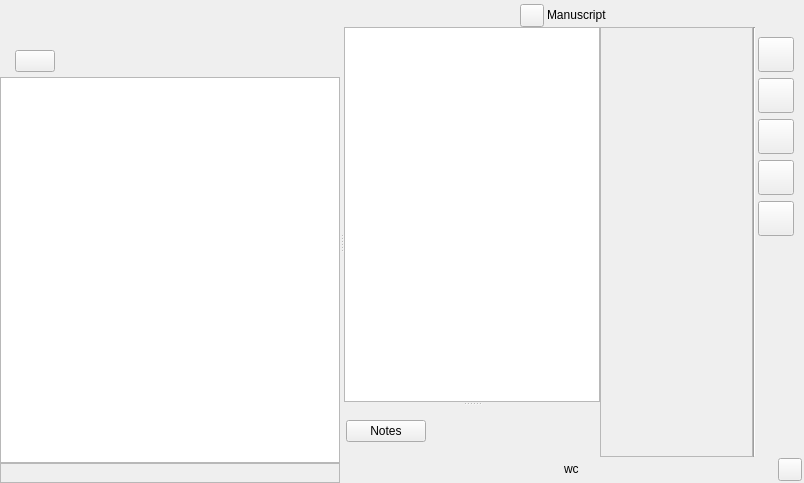
Above: ui/manuscript_view.ui from zkovari/plotlyst before the change. Below: the same form after it.
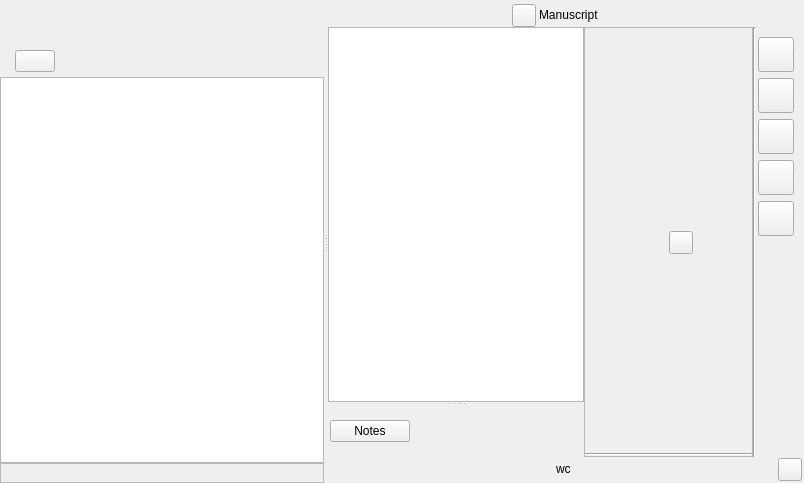
That is the form after the change. The open tabs and pages were chosen to show the change. Custom widgets are drawn as their Qt base class.

Commit message: Edit target word count

Diff of the .ui file:
```diff
--- a/ui/manuscript_view.ui
+++ b/ui/manuscript_view.ui
@@ -392,19 +392,19 @@
             </property>
             <layout class="QVBoxLayout" name="verticalLayout_3">
              <property name="spacing">
-              <number>3</number>
+              <number>0</number>
              </property>
              <property name="leftMargin">
-              <number>2</number>
+              <number>0</number>
              </property>
              <property name="topMargin">
-              <number>2</number>
+              <number>0</number>
              </property>
              <property name="rightMargin">
-              <number>9</number>
+              <number>0</number>
              </property>
              <property name="bottomMargin">
-              <number>2</number>
+              <number>0</number>
              </property>
              <item>
               <widget class="QStackedWidget" name="stackSide">
@@ -443,20 +443,60 @@
                <widget class="QWidget" name="pageGoal">
                 <layout class="QVBoxLayout" name="verticalLayout_13">
                  <property name="spacing">
-                  <number>3</number>
+                  <number>0</number>
                  </property>
                  <property name="leftMargin">
-                  <number>5</number>
+                  <number>0</number>
                  </property>
                  <property name="topMargin">
                   <number>5</number>
                  </property>
                  <property name="rightMargin">
-                  <number>2</number>
+                  <number>0</number>
                  </property>
                  <property name="bottomMargin">
-                  <number>2</number>
+                  <number>0</number>
                  </property>
+                 <item alignment="Qt::AlignHCenter">
+                  <widget class="QWidget" name="wdgGoalTitle" native="true">
+                   <layout class="QHBoxLayout" name="horizontalLayout_5">
+                    <item>
+                     <widget class="Emoji" name="emojiGoal">
+                      <property name="text">
+                       <string/>
+                      </property>
+                      <property name="emoji" stdset="0">
+                       <string>bullseye</string>
+                      </property>
+                     </widget>
+                    </item>
+                    <item>
+                     <widget class="QLabel" name="lblGoal">
+                      <property name="text">
+                       <string/>
+                      </property>
+                     </widget>
+                    </item>
+                    <item>
+                     <widget class="QToolButton" name="btnEditGoal">
+                      <property name="cursor">
+                       <cursorShape>PointingHandCursor</cursorShape>
+                      </property>
+                      <property name="text">
+                       <string/>
+                      </property>
+                     </widget>
+                    </item>
+                   </layout>
+                  </widget>
+                 </item>
+                 <item>
+                  <widget class="Line" name="line_2">
+                   <property name="orientation">
+                    <enum>Qt::Horizontal</enum>
+                   </property>
+                  </widget>
+                 </item>
                 </layout>
                </widget>
                <widget class="QWidget" name="pageReadability">
@@ -906,6 +946,11 @@
    <extends>QTextEdit</extends>
    <header>src.main.python.plotlyst.view.widget.manuscript</header>
   </customwidget>
+  <customwidget>
+   <class>Emoji</class>
+   <extends>QLabel</extends>
+   <header>src.main.python.plotlyst.view.widget.display</header>
+  </customwidget>
  </customwidgets>
  <resources/>
  <connections/>
```
Left out of the diff: 5 changed lines with no effect on the pictures. The commit also changes 1 other file.
